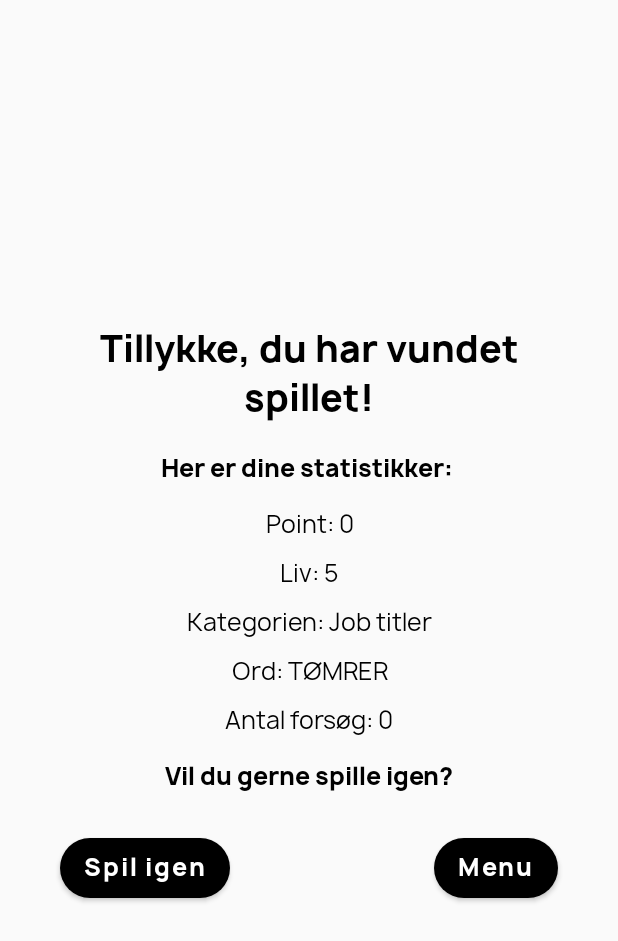
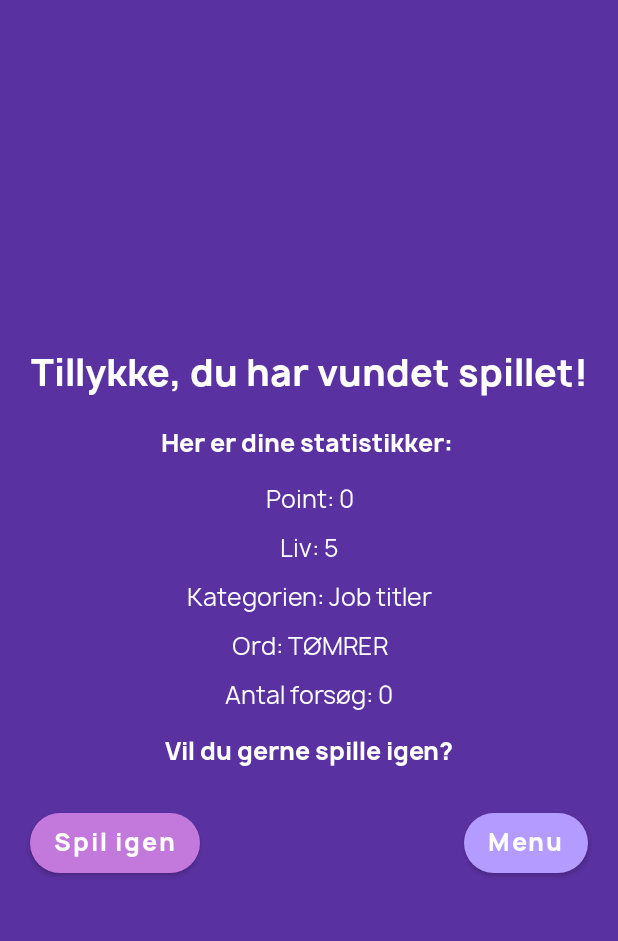
Before and after one commit to yukarasan/s215824_Lykkehjulet, an Android app built with Jetpack Compose: the GameWonScreen screen opened through its navigation route, on a phone screen of 412 x 824 dp. Shown: the top 941 px of the screen. Run offline under Robolectric (Android 15) with nearby library versions, the phone set to English and light mode, and no system bars.

Commit message:
Changed colors in GameWonScreen

```diff
--- a/app/src/main/java/com/example/s215824_lykkehjulet/ui/screens/game/GameWonScreen.kt
+++ b/app/src/main/java/com/example/s215824_lykkehjulet/ui/screens/game/GameWonScreen.kt
@@ -1,5 +1,6 @@
 package com.example.s215824_lykkehjulet.ui.screens.game
 
+import androidx.compose.foundation.background
 import androidx.compose.foundation.layout.*
 import androidx.compose.foundation.shape.RoundedCornerShape
 import androidx.compose.material.Button
@@ -44,14 +45,14 @@ fun GameWonScreen(
         verticalArrangement = Arrangement.Center,
         modifier = Modifier
             .fillMaxSize()
-            .padding(20.dp)
+            .background(Color(90, 49, 160))
     ) {
         Text(
             text = "Tillykke, du har vundet spillet!",
             fontFamily = manropeFamily,
             fontWeight = FontWeight.ExtraBold,
             fontSize = 24.sp,
-            color = Color.Black,
+            color = Color.White,
             textAlign = TextAlign.Center,
             modifier = Modifier.padding(10.dp)
         )
@@ -60,7 +61,7 @@ fun GameWonScreen(
             fontFamily = manropeFamily,
             fontWeight = FontWeight.ExtraBold,
             fontSize = 16.sp,
-            color = Color.Black,
+            color = Color.White,
             textAlign = TextAlign.Center,
             modifier = Modifier.padding(10.dp)
         )
@@ -69,7 +70,7 @@ fun GameWonScreen(
             fontFamily = manropeFamily,
             fontWeight = FontWeight.Normal,
             fontSize = 16.sp,
-            color = Color.Black,
+            color = Color.White,
             textAlign = TextAlign.Center,
             modifier = Modifier.padding(5.dp)
         )
@@ -78,7 +79,7 @@ fun GameWonScreen(
             fontFamily = manropeFamily,
             fontWeight = FontWeight.Normal,
             fontSize = 16.sp,
-            color = Color.Black,
+            color = Color.White,
             textAlign = TextAlign.Center,
             modifier = Modifier.padding(5.dp)
         )
@@ -87,7 +88,7 @@ fun GameWonScreen(
             fontFamily = manropeFamily,
             fontWeight = FontWeight.Normal,
             fontSize = 16.sp,
-            color = Color.Black,
+            color = Color.White,
             textAlign = TextAlign.Center,
             modifier = Modifier.padding(5.dp)
         )
@@ -96,7 +97,7 @@ fun GameWonScreen(
             fontFamily = manropeFamily,
             fontWeight = FontWeight.Normal,
             fontSize = 16.sp,
-            color = Color.Black,
+            color = Color.White,
             textAlign = TextAlign.Center,
             modifier = Modifier.padding(5.dp)
         )
@@ -105,7 +106,7 @@ fun GameWonScreen(
             fontFamily = manropeFamily,
             fontWeight = FontWeight.Normal,
             fontSize = 16.sp,
-            color = Color.Black,
+            color = Color.White,
             textAlign = TextAlign.Center,
             modifier = Modifier.padding(5.dp)
         )
@@ -114,7 +115,7 @@ fun GameWonScreen(
             fontFamily = manropeFamily,
             fontWeight = FontWeight.ExtraBold,
             fontSize = 16.sp,
-            color = Color.Black,
+            color = Color.White,
             textAlign = TextAlign.Center,
             modifier = Modifier.padding(10.dp)
         )
@@ -141,7 +142,7 @@ private fun PlayAgainButton(gameViewModel: GameViewModel, navController: NavCont
             navController.navigate(Screen.GameScreen.route)
         },
         shape = RoundedCornerShape(100),
-        colors = ButtonDefaults.buttonColors(backgroundColor = Color.Black),
+        colors = ButtonDefaults.buttonColors(Color(195, 120, 220)),
         enabled = true,
         modifier = Modifier
             .height(40.dp)
@@ -164,7 +165,7 @@ private fun GoToMenuButton(gameViewModel: GameViewModel, navController: NavContr
             navController.navigate(Screen.MenuScreen.route)
         },
         shape = RoundedCornerShape(100),
-        colors = ButtonDefaults.buttonColors(backgroundColor = Color.Black),
+        colors = ButtonDefaults.buttonColors(Color(180, 155, 255)),
         enabled = true,
         modifier = Modifier
             .height(40.dp)
```
